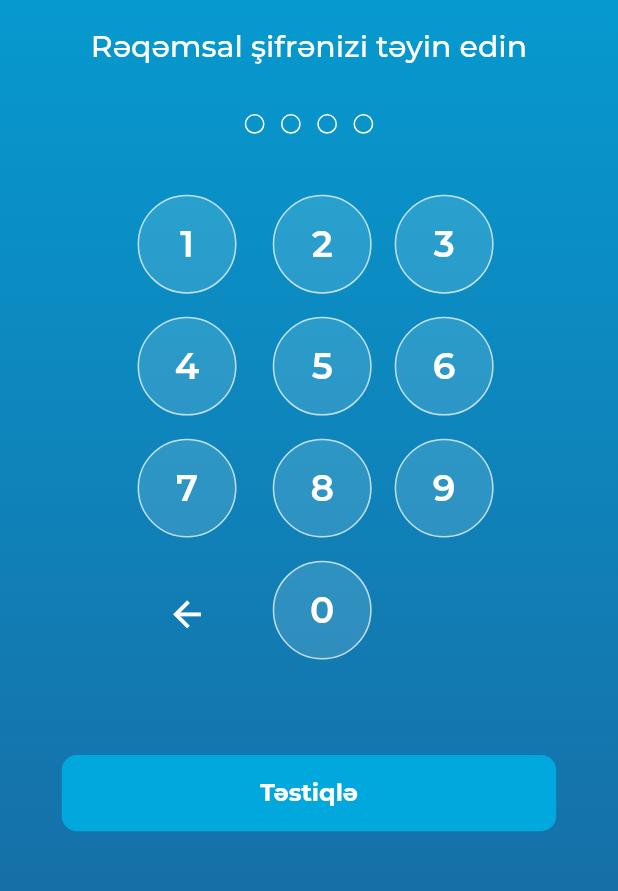
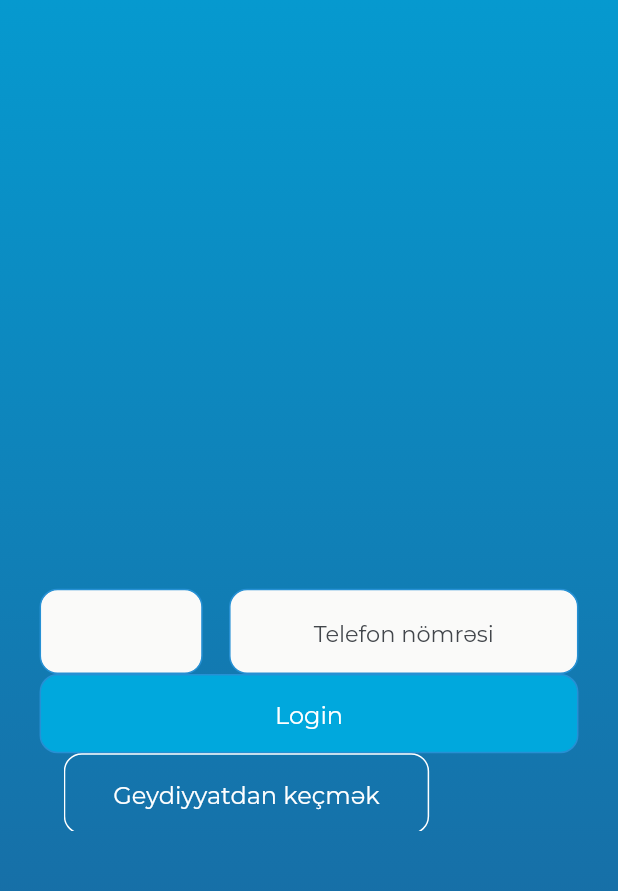
Before and after one commit to NazimHamidli/krapp, a Flutter app: the screen it shows after launch, on a phone screen of 412 x 824 dp, the part 313-1204 px from its top. Run offline on Flutter 3.47's test engine with Material 2 defaults, Android fonts, the phone set to English and light mode, and no system bars; our stand-ins replace get_storage, local_auth; project files that could hold a hidden picture were left out.

Commit message:
yarimciqdi login

```diff
--- /dev/null
+++ b/lib/view/login/login_page.dart
@@ -0,0 +1,147 @@
+import 'package:flutter/material.dart';
+
+import '../../utils/size.dart';
+
+Positioned loginPage(BuildContext context) {
+  return Positioned(
+      bottom: getHeight(17, context),
+      child: Column(
+        mainAxisAlignment: MainAxisAlignment.start,
+        children: [
+          Row(
+            children: [
+              Container(
+                  width: getWidth(99, context),
+                  height: getHeight(56, context),
+                  decoration: BoxDecoration(
+                    borderRadius: const BorderRadius.only(
+                      topLeft: Radius.circular(12),
+                      topRight: Radius.circular(12),
+                      bottomLeft: Radius.circular(12),
+                      bottomRight: Radius.circular(12),
+                    ),
+                    color: const Color.fromRGBO(250, 250, 249, 1),
+                    border: Border.all(
+                      color: const Color.fromRGBO(38, 144, 212, 1),
+                      width: 1,
+                    ),
+                  )),
+              SizedBox(
+                width: getWidth(16, context),
+              ),
+              Container(
+                width: getWidth(212, context),
+                height: getHeight(56, context),
+                decoration: BoxDecoration(
+                  borderRadius: const BorderRadius.only(
+                    topLeft: Radius.circular(12),
+                    topRight: Radius.circular(12),
+                    bottomLeft: Radius.circular(12),
+                    bottomRight: Radius.circular(12),
+                  ),
+                  color: const Color.fromRGBO(250, 250, 249, 1),
+                  border: Border.all(
+                    color: const Color.fromRGBO(38, 144, 212, 1),
+                    width: 1,
+                  ),
+                ),
+                child: const Center(
+                  child: Text(
+                    'Telefon nömrəsi',
+                    textAlign: TextAlign.left,
+                    style: TextStyle(
+                        color: Color.fromRGBO(66, 70, 75, 1),
+                        fontFamily: 'Montserrat',
+                        fontSize: 15,
+                        letterSpacing:
+                            0 /*percentages not used in flutter. defaulting to zero*/,
+                        fontWeight: FontWeight.normal,
+                        height: 1.6),
+                  ),
+                ),
+              )
+            ],
+          ),
+          Container(
+              width: getWidth(327, context),
+              height: getHeight(52, context),
+              decoration: BoxDecoration(
+                borderRadius: const BorderRadius.only(
+                  topLeft: Radius.circular(12),
+                  topRight: Radius.circular(12),
+                  bottomLeft: Radius.circular(12),
+                  bottomRight: Radius.circular(12),
+                ),
+                color: const Color(0xff00A8DD),
+                border: Border.all(
+                  color: const Color.fromRGBO(38, 144, 212, 1),
+                  width: 1,
+                ),
+              ),
+              child: const Center(
+                child: Text(
+                  'Login',
+                  textAlign: TextAlign.center,
+                  style: TextStyle(
+                      color: Color.fromRGBO(255, 255, 255, 1),
+                      fontFamily: 'Montserrat',
+                      fontSize: 16,
+                      letterSpacing:
+                          0 /*percentages not used in flutter. defaulting to zero*/,
+                      fontWeight: FontWeight.normal,
+                      height: 1.5),
+                ),
+              )),
+          Container(
+              width: 327,
+              height: 52,
+              child: Stack(children: <Widget>[
+                Positioned(
+                    top: 0,
+                    left: 0,
+                    child: Container(
+                        width: 327,
+                        height: 52,
+                        child: Stack(children: <Widget>[
+                          Positioned(
+                              top: 0,
+                              left: 0,
+                              child: Container(
+                                decoration: BoxDecoration(
+                                  borderRadius: BorderRadius.only(
+                                    topLeft: Radius.circular(12),
+                                    topRight: Radius.circular(12),
+                                    bottomLeft: Radius.circular(12),
+                                    bottomRight: Radius.circular(12),
+                                  ),
+                                  border: Border.all(
+                                    color: Color.fromRGBO(255, 255, 255, 1),
+                                    width: 1,
+                                  ),
+                                ),
+                                padding: EdgeInsets.symmetric(
+                                    horizontal: 32, vertical: 14),
+                                child: Row(
+                                  mainAxisSize: MainAxisSize.min,
+                                  children: <Widget>[
+                                    Text(
+                                      'Geydiyyatdan keçmək',
+                                      textAlign: TextAlign.center,
+                                      style: TextStyle(
+                                          color:
+                                              Color.fromRGBO(255, 255, 255, 1),
+                                          fontFamily: 'Montserrat',
+                                          fontSize: 16,
+                                          letterSpacing:
+                                              0 /*percentages not used in flutter. defaulting to zero*/,
+                                          fontWeight: FontWeight.normal,
+                                          height: 1.5),
+                                    ),
+                                  ],
+                                ),
+                              )),
+                        ]))),
+              ]))
+        ],
+      ));
+}
--- a/lib/view/splash/splash.dart
+++ b/lib/view/splash/splash.dart
@@ -3,6 +3,7 @@ import 'package:krapp/utils/size.dart';
 import 'package:provider/provider.dart';
 
 import '../../providers/auth/auth_provider.dart';
+import '../login/login_page.dart';
 import 'methods/animation_logo.dart';
 import 'methods/enter_pin_widget.dart';
 import 'methods/krapp_app_text.dart';
@@ -35,8 +36,8 @@ class Splash extends StatelessWidget {
             children: [
               animationLogo(state, context),
               state.logoSize
-                  ? state.hasToken
-                      ? const SizedBox() //login page
+                  ? !state.hasToken
+                      ? loginPage(context) //login page
                       : enterPin(context, state) //pin code page
                   : const SizedBox(),
               !state.isLogoTop ? krappAppText() : const SizedBox()
```
